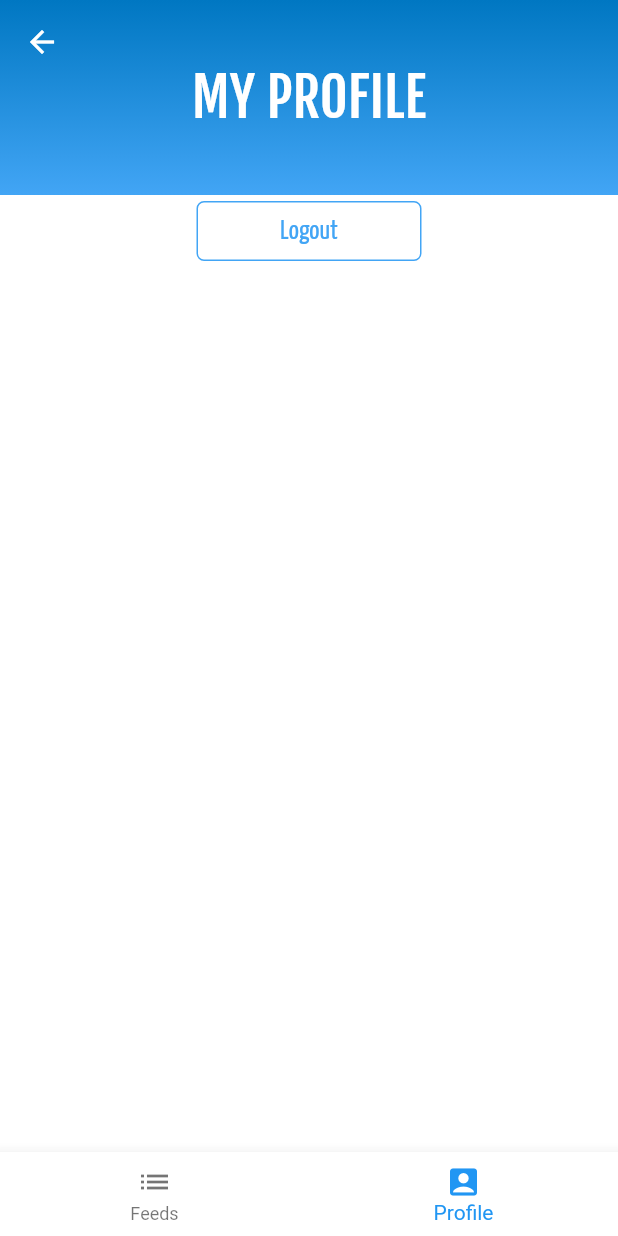
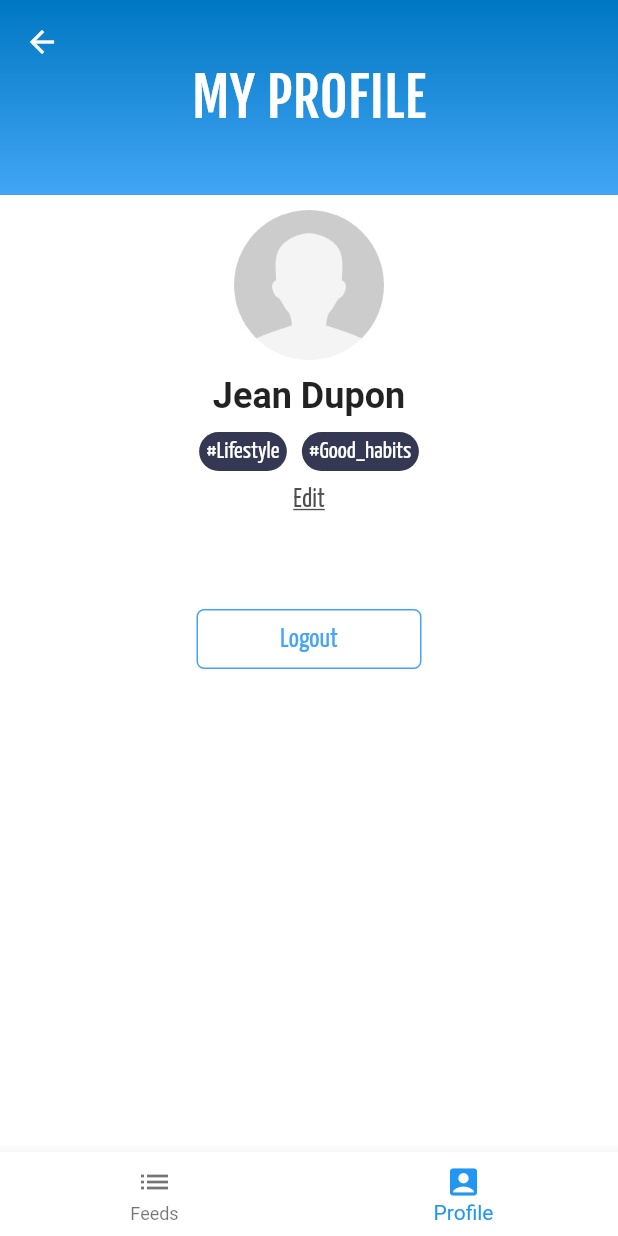
Before and after one commit to bewizyu/formation-module-flutter-tp, a Flutter app: the HomeScreen screen opened by its route, item 2 of the bottom bar chosen, on a phone screen of 412 x 824 dp. Run offline on Flutter 3.47's test engine with Material 2 defaults, Android fonts, the phone set to English and light mode, and no system bars; our stand-ins replace bloc, connectivity, equatable, firebase_auth, firebase_crashlytics, flutter_bloc and 1 more; accounts and stored records are empty.

Commit message:
INIT TP 07 STEP

```diff
--- a/video_feed_app/lib/app/screens/home/profile/profile_screen.dart
+++ b/video_feed_app/lib/app/screens/home/profile/profile_screen.dart
@@ -1,10 +1,11 @@
-import 'package:flutter_bloc/flutter_bloc.dart';
 import 'package:video_feed_app/app/modules/auth/bloc/auth_bloc.dart';
 import 'package:video_feed_app/app/modules/auth/bloc/auth_event.dart';
 import 'package:video_feed_app/app/theme/constants.dart';
 import 'package:video_feed_app/app/widgets/my_feeds_button.dart';
 import 'package:video_feed_app/app/widgets/my_feeds_header.dart';
 import 'package:flutter/material.dart';
+import 'package:flutter_bloc/flutter_bloc.dart';
+import 'package:video_feed_app/app/widgets/my_feeds_tag.dart';
 
 class ProfileScreen extends StatelessWidget {
   @override
@@ -26,8 +27,47 @@ class ProfileScreen extends StatelessWidget {
         SliverList(
           delegate: SliverChildListDelegate([
             Container(
-              child: Center(
-                child: MyFeedsButton(
+              height: MediaQuery.of(context).size.height - 200,
+              padding: const EdgeInsets.symmetric(horizontal: 40, vertical: 10),
+              child: Column(
+                children: <Widget>[
+                  Image.asset(
+                    'assets/images/avatar.png',
+                    width: 100,
+                  ),
+                  Padding(
+                    padding: const EdgeInsets.symmetric(vertical: 10),
+                    child: Text('Jean Dupon', style: TextStyle(fontWeight: FontWeight.bold, fontSize: 24),),
+                  ),
+
+                  Row(
+                    mainAxisAlignment: MainAxisAlignment.center,
+                    children: <Widget>[
+                      FeedsTag(
+                        label: '#Lifestyle',
+                      ),
+                      FeedsTag(
+                        label: '#Good_habits',
+                      ),
+                    ],
+                  ),
+
+                  InkWell(
+                    child: Padding(
+                      padding: const EdgeInsets.only(top: 10, bottom: 60),
+                      child: Text(
+                        'Edit',
+                        style: Theme.of(context)
+                            .textTheme
+                            .display1
+                            .copyWith(color: kColorSecondaryGrey, decoration: TextDecoration.underline),
+                        textAlign: TextAlign.center,
+                      ),
+                    ),
+                  ),
+
+
+                  MyFeedsButton(
                     whiteBtn: true,
                     label: 'Logout',
                     onClick: () {
@@ -35,6 +75,7 @@ class ProfileScreen extends StatelessWidget {
                           .add(LoggedOut());
                     },
                   ),
+                ],
               ),
             ),
           ]),
@@ -42,4 +83,6 @@ class ProfileScreen extends StatelessWidget {
       ],
     );
   }
+
+
 }
--- /dev/null
+++ b/video_feed_app/lib/app/widgets/my_feeds_tag.dart
@@ -0,0 +1,23 @@
+import 'package:flutter/material.dart';
+import 'package:video_feed_app/app/theme/constants.dart';
+
+class FeedsTag extends StatelessWidget {
+  final String label;
+
+  const FeedsTag({Key key, this.label}) : super(key: key);
+
+  @override
+  Widget build(BuildContext context) {
+    return Container(
+      decoration: BoxDecoration(
+          color: kColorDarkBlue,
+          borderRadius: BorderRadius.all(Radius.circular(20))),
+      margin: EdgeInsets.symmetric(horizontal: 5),
+      padding: const EdgeInsets.all(5.0),
+      child: Text(
+        this.label,
+        style: Theme.of(context).textTheme.display2,
+      ),
+    );
+  }
+}
```
Also changed, not shown: video_feed_app/lib/app/screens/home/feeds/widgets/feeds_list.dart (+13 -12 lines), video_feed_app/lib/app/widgets/my_feeds_video_player.dart (+67 -4 lines). Lines whose indentation alone changed are shown as unchanged.
